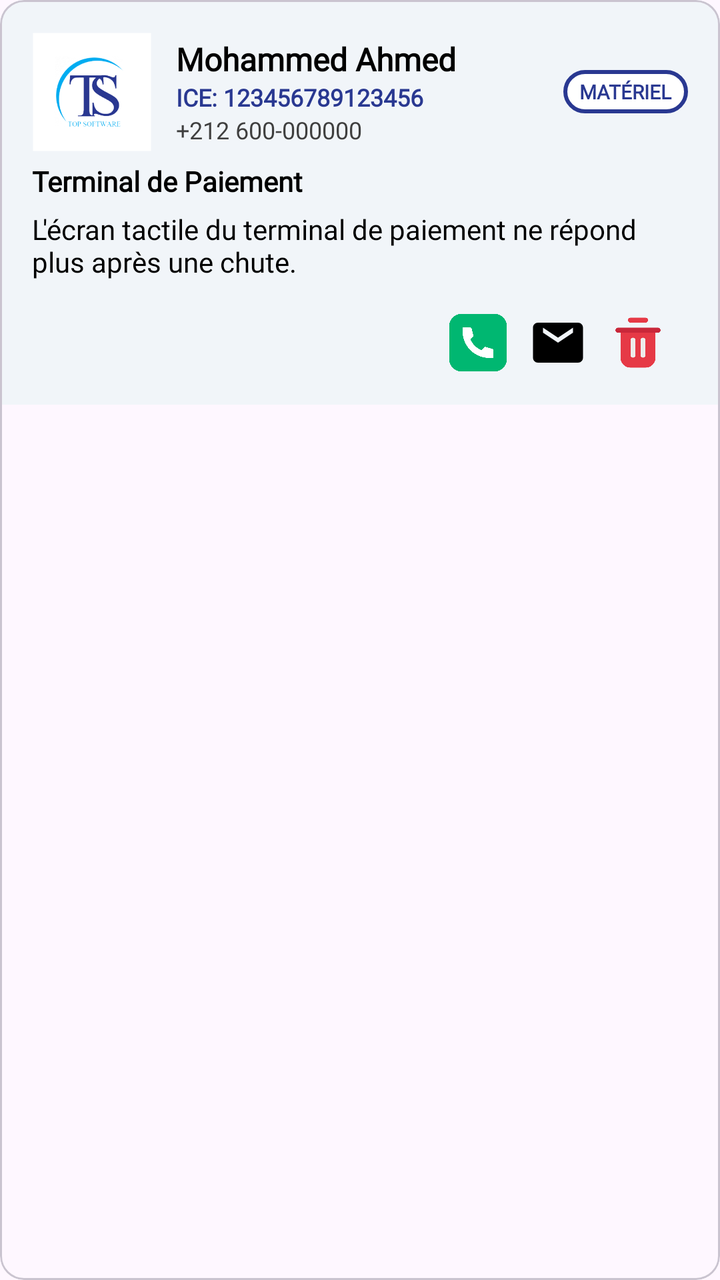
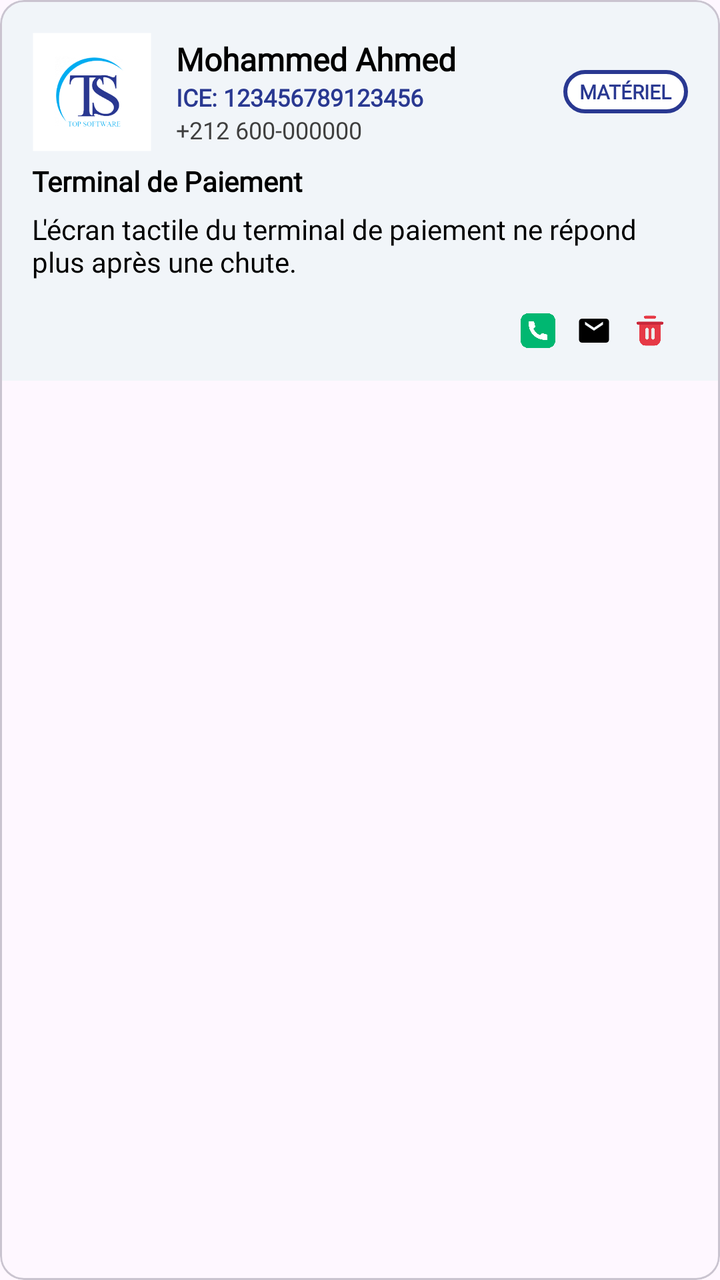

An Android layout rendered at two revisions. The XML below is the earlier revision; the diff shows what the commit changed to produce the second picture.
<!-- AndroidManifest.xml: application theme Theme.WinnerSoftwareApp -->
<!-- res/layout/item_admin_demande.xml -->
<?xml version="1.0" encoding="utf-8"?>
<com.google.android.material.card.MaterialCardView
    android:layout_width="match_parent"
    android:layout_height="wrap_content"
    xmlns:app="http://schemas.android.com/apk/res-auto"
    android:layout_marginBottom="12dp"
    app:cardCornerRadius="@dimen/corner1"
    app:cardElevation="0dp"
    xmlns:android="http://schemas.android.com/apk/res/android">

    <LinearLayout
        android:layout_width="match_parent"
        android:layout_height="wrap_content"
        android:orientation="vertical"
        android:background="@color/softGray"
        android:padding="16dp">

        <LinearLayout
            android:layout_width="match_parent"
            android:layout_height="wrap_content"
            android:gravity="center_vertical"
            android:orientation="horizontal">

            <com.google.android.material.imageview.ShapeableImageView
                android:id="@+id/ivProductImage"
                android:layout_width="60dp"
                android:layout_height="60dp"
                android:scaleType="centerCrop"
                android:src="@drawable/img_appicon"
                app:strokeColor="@color/softGray"
                app:strokeWidth="1dp"
                />

            <LinearLayout
                android:layout_width="0dp"
                android:layout_height="wrap_content"
                android:layout_marginStart="12dp"
                android:layout_weight="1"
                android:orientation="vertical">

                <TextView
                    android:id="@+id/tvClientName"
                    android:layout_width="wrap_content"
                    android:layout_height="wrap_content"
                    android:text="Mohammed Ahmed"
                    android:textColor="@color/black"
                    android:textStyle="bold"
                    android:textSize="16sp"
                    android:fontFamily="@font/cairo"
                    />

                <TextView
                    android:id="@+id/tvClientICE"
                    android:layout_width="wrap_content"
                    android:layout_height="wrap_content"
                    android:text="ICE: 123456789123456"
                    android:textColor="@color/blue"
                    android:textSize="12sp"
                    android:textStyle="bold"
                    android:fontFamily="@font/cairo"
                    />

                <TextView
                    android:id="@+id/tvClientPhone"
                    android:layout_width="wrap_content"
                    android:layout_height="wrap_content"
                    android:text="+212 600-000000"
                    android:textColor="@color/gray"
                    android:textSize="12sp"
                    android:fontFamily="@font/cairo"
                    />

            </LinearLayout>

            <TextView
                android:id="@+id/tvProductType"
                android:layout_width="wrap_content"
                android:layout_height="wrap_content"
                android:background="@drawable/bg_border_radius_blue"
                android:paddingHorizontal="8dp"
                android:paddingVertical="4dp"
                android:text="MATÉRIEL"
                android:textColor="@color/blue"
                android:textSize="10sp"
                android:textStyle="bold"
                android:fontFamily="@font/cairo"
                />

        </LinearLayout>

        <TextView
            android:id="@+id/tvTitle"
            android:layout_width="match_parent"
            android:layout_height="wrap_content"
            android:layout_marginVertical="5dp"
            android:text="Terminal de Paiement"
            android:textColor="@color/black"
            android:textStyle="bold"
            android:textSize="@dimen/txt_small"
            android:fontFamily="@font/cairo"
            />

        <TextView
            android:id="@+id/tvDescription"
            android:layout_width="match_parent"
            android:layout_height="wrap_content"
            android:ellipsize="end"
            android:maxLines="2"
            android:text="L'écran tactile du terminal de paiement ne répond plus après une chute."
            android:textColor="@color/black"
            android:textSize="@dimen/txt_small"
            android:fontFamily="@font/cairo"
            />

        <LinearLayout
            android:layout_width="match_parent"
            android:layout_height="wrap_content"
            android:layout_marginTop="16dp"
            android:gravity="end"
            android:orientation="horizontal">

            <ImageView
                android:id="@+id/ivCall"
                android:layout_width="@dimen/margin_large"
                android:layout_height="@dimen/margin_large"
                android:layout_marginEnd="@dimen/margin_small"
                android:padding="0dp"
                android:src="@drawable/img_call"
                app:iconGravity="textStart"
                />

            <ImageView
                android:id="@+id/imEmail"
                android:layout_width="@dimen/margin_large"
                android:layout_height="@dimen/margin_large"
                android:layout_marginEnd="@dimen/margin_small"
                android:padding="0dp"
                android:src="@drawable/ic_email"
                app:iconGravity="textStart"
                />

            <ImageView
                android:id="@+id/ivDelete"
                android:layout_width="@dimen/margin_large"
                android:layout_height="@dimen/margin_large"
                android:layout_marginEnd="@dimen/margin_small"
                android:padding="0dp"
                android:src="@drawable/img_trash"
                app:iconGravity="textStart"
                />

        </LinearLayout>

    </LinearLayout>

</com.google.android.material.card.MaterialCardView>
<!-- resources referenced by this layout -->
<resources>
  <color name="black">#FF000000</color>
  <color name="blue">#293891</color>
  <color name="gray">#3F3F3F</color>
  <color name="softGray">#F1F5F9</color>
  <dimen name="corner1">12dp</dimen>
  <dimen name="margin_large">30dp</dimen>
  <dimen name="margin_small">10dp</dimen>
  <dimen name="txt_small">14sp</dimen>
  <!-- drawable bg_border_radius_blue (drawable) -->
  <?xml version="1.0" encoding="utf-8"?>
  <shape
      xmlns:android="http://schemas.android.com/apk/res/android">
      <corners android:radius="@dimen/corner1" />
      <stroke android:color="@color/blue" android:width="2dp"/>
      <solid android:color="@color/pure_white" />
  </shape>
  <!-- drawable ic_email (drawable) -->
  <vector xmlns:android="http://schemas.android.com/apk/res/android"
      android:width="24dp"
      android:height="24dp"
      android:viewportWidth="24"
      android:viewportHeight="24">
      <path
          android:fillColor="#FF000000"
          android:pathData="M20,4H4C2.9,4 2,4.9 2,6v12c0,1.1 0.9,2 2,2h16c1.1,0 2,-0.9 2,-2V6C22,4.9 21.1,4 20,4zM18,8l-6,4 -6,-4V6l6,4 6,-4V8z"/>
  </vector>
  <!-- drawable img_appicon: png bitmap (drawable, 121941 bytes) -->
  <!-- drawable img_call: png bitmap (drawable, 13620 bytes) -->
  <!-- drawable img_trash: png bitmap (drawable, 8276 bytes) -->
  <style name="Theme.WinnerSoftwareApp" parent="Base.Theme.WinnerSoftwareApp" />
  <color name="pure_white">#FFFFFFFF</color>
  <style name="Base.Theme.WinnerSoftwareApp" parent="Theme.Material3.DayNight.NoActionBar">
          
          <item name="colorPrimary">@color/blue</item>
          <item name="android:statusBarColor">@android:color/transparent</item>
          
          <item name="android:windowLightStatusBar">true</item>
      </style>
</resources>

<!-- the commit's change to res/layout/item_admin_demande.xml (unified diff, before → after) -->
@@ -121,8 +121,8 @@
 
             <ImageView
                 android:id="@+id/ivCall"
-                android:layout_width="@dimen/margin_large"
-                android:layout_height="@dimen/margin_large"
+                android:layout_width="18dp"
+                android:layout_height="18dp"
                 android:layout_marginEnd="@dimen/margin_small"
                 android:padding="0dp"
                 android:src="@drawable/img_call"
@@ -131,8 +131,8 @@
 
             <ImageView
                 android:id="@+id/imEmail"
-                android:layout_width="@dimen/margin_large"
-                android:layout_height="@dimen/margin_large"
+                android:layout_width="18dp"
+                android:layout_height="18dp"
                 android:layout_marginEnd="@dimen/margin_small"
                 android:padding="0dp"
                 android:src="@drawable/ic_email"
@@ -141,8 +141,8 @@
 
             <ImageView
                 android:id="@+id/ivDelete"
-                android:layout_width="@dimen/margin_large"
-                android:layout_height="@dimen/margin_large"
+                android:layout_width="18dp"
+                android:layout_height="18dp"
                 android:layout_marginEnd="@dimen/margin_small"
                 android:padding="0dp"
                 android:src="@drawable/img_trash"
<!-- resource entries referenced after the edit -->
@@ -5,7 +5,6 @@
   <color name="gray">#3F3F3F</color>
   <color name="softGray">#F1F5F9</color>
   <dimen name="corner1">12dp</dimen>
-  <dimen name="margin_large">30dp</dimen>
   <dimen name="margin_small">10dp</dimen>
   <dimen name="txt_small">14sp</dimen>
   <!-- drawable bg_border_radius_blue (drawable) -->
